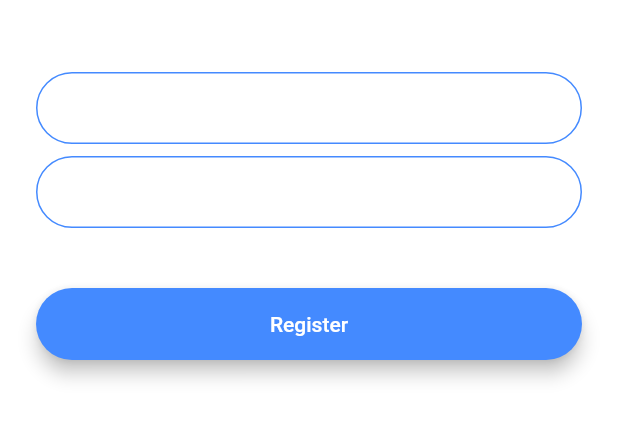
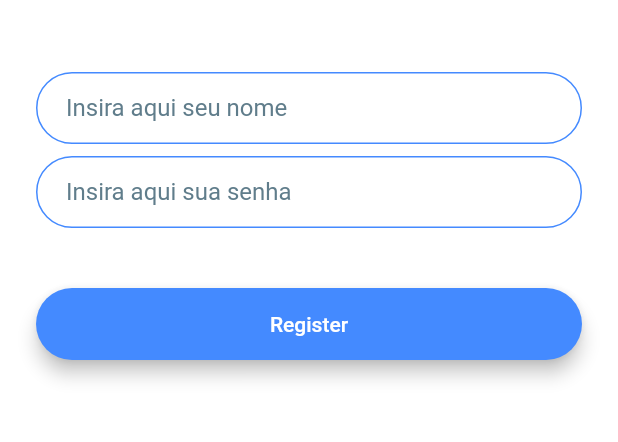
Before and after one commit to andermelo/udemy-flutter-bootcamp-with-dart, a Flutter app: the screen it shows after launch, after a tap on "Register", on a phone screen of 412 x 824 dp, the part 576-1018 px from its top. Run offline on Flutter 3.47's test engine with Material 2 defaults, Android fonts, the phone set to English and light mode, and no system bars; our stand-ins replace animated_text_kit.

Commit message:
refatorando :smile:

```diff
--- a/flash_chat/lib/constants.dart
+++ b/flash_chat/lib/constants.dart
@@ -17,3 +17,20 @@ const kMessageContainerDecoration = BoxDecoration(
     top: BorderSide(color: Colors.lightBlueAccent, width: 2.0),
   ),
 );
+
+const kTextFieldDecoration = InputDecoration(
+  hintStyle: TextStyle(color: Colors.blueGrey),
+  hintText: 'insira aqui',
+  contentPadding: EdgeInsets.symmetric(vertical: 10.0, horizontal: 20.0),
+  border: OutlineInputBorder(
+    borderRadius: BorderRadius.all(Radius.circular(32.0)),
+  ),
+  enabledBorder: OutlineInputBorder(
+    borderSide: BorderSide(color: Colors.blueAccent, width: 1.0),
+    borderRadius: BorderRadius.all(Radius.circular(32.0)),
+  ),
+  focusedBorder: OutlineInputBorder(
+    borderSide: BorderSide(color: Colors.blueAccent, width: 2.0),
+    borderRadius: BorderRadius.all(Radius.circular(32.0)),
+  ),
+);
--- a/flash_chat/lib/screens/registration_screen.dart
+++ b/flash_chat/lib/screens/registration_screen.dart
@@ -1,4 +1,6 @@
+import 'package:flash_chat/constants.dart';
 import 'package:flutter/material.dart';
+import 'package:flash_chat/widgets/MyButton.dart';
 
 class RegistrationScreen extends StatefulWidget {
   static const String id = 'registration_screen';
@@ -7,9 +9,6 @@ class RegistrationScreen extends StatefulWidget {
 }
 
 class _RegistrationScreenState extends State<RegistrationScreen>{
-
-
-
   @override
   Widget build(BuildContext context) {
     return Scaffold(
@@ -34,22 +33,7 @@ class _RegistrationScreenState extends State<RegistrationScreen>{
               onChanged: (value) {
                 //Do something with the user input.
               },
-              decoration: InputDecoration(
-                hintText: 'Enter your email',
-                contentPadding:
-                    EdgeInsets.symmetric(vertical: 10.0, horizontal: 20.0),
-                border: OutlineInputBorder(
-                  borderRadius: BorderRadius.all(Radius.circular(32.0)),
-                ),
-                enabledBorder: OutlineInputBorder(
-                  borderSide: BorderSide(color: Colors.blueAccent, width: 1.0),
-                  borderRadius: BorderRadius.all(Radius.circular(32.0)),
-                ),
-                focusedBorder: OutlineInputBorder(
-                  borderSide: BorderSide(color: Colors.blueAccent, width: 2.0),
-                  borderRadius: BorderRadius.all(Radius.circular(32.0)),
-                ),
-              ),
+              decoration: kTextFieldDecoration.copyWith(hintText: 'Insira aqui seu nome'),
             ),
             SizedBox(
               height: 8.0,
@@ -58,45 +42,12 @@ class _RegistrationScreenState extends State<RegistrationScreen>{
               onChanged: (value) {
                 //Do something with the user input.
               },
-              decoration: InputDecoration(
-                hintText: 'Enter your password',
-                contentPadding:
-                    EdgeInsets.symmetric(vertical: 10.0, horizontal: 20.0),
-                border: OutlineInputBorder(
-                  borderRadius: BorderRadius.all(Radius.circular(32.0)),
-                ),
-                enabledBorder: OutlineInputBorder(
-                  borderSide: BorderSide(color: Colors.blueAccent, width: 1.0),
-                  borderRadius: BorderRadius.all(Radius.circular(32.0)),
-                ),
-                focusedBorder: OutlineInputBorder(
-                  borderSide: BorderSide(color: Colors.blueAccent, width: 2.0),
-                  borderRadius: BorderRadius.all(Radius.circular(32.0)),
-                ),
-              ),
+              decoration: kTextFieldDecoration.copyWith(hintText: 'Insira aqui sua senha'),
             ),
             SizedBox(
               height: 24.0,
             ),
-            Padding(
-              padding: EdgeInsets.symmetric(vertical: 16.0),
-              child: Material(
-                color: Colors.blueAccent,
-                borderRadius: BorderRadius.all(Radius.circular(30.0)),
-                elevation: 5.0,
-                child: MaterialButton(
-                  onPressed: () {
-                    //Implement registration functionality.
-                  },
-                  minWidth: 200.0,
-                  height: 42.0,
-                  child: Text(
-                    'Register',
-                    style: TextStyle(color: Colors.white),
-                  ),
-                ),
-              ),
-            ),
+            MyButton(titulo: 'Register',cor: Colors.blueAccent,onPressed: (){}),
           ],
         ),
       ),
--- a/flash_chat/lib/screens/welcome_screen.dart
+++ b/flash_chat/lib/screens/welcome_screen.dart
@@ -3,6 +3,7 @@ import 'package:flash_chat/screens/login_screen.dart';
 import 'package:flash_chat/screens/registration_screen.dart';
 import 'package:flutter/cupertino.dart';
 import 'package:flutter/material.dart';
+import 'package:flash_chat/widgets/MyButton.dart';
 
 class WelcomeScreen extends StatefulWidget {
 
@@ -53,7 +54,6 @@ class _WelcomeScreenState extends State<WelcomeScreen> with SingleTickerProvider
 
   @override
   void dispose() {
-    // TODO: implement dispose
     super.dispose();
     controller.dispose();
   }
@@ -95,41 +95,15 @@ class _WelcomeScreenState extends State<WelcomeScreen> with SingleTickerProvider
             SizedBox(
               height: 48.0,
             ),
-            Padding(
-              padding: EdgeInsets.symmetric(vertical: 16.0),
-              child: Material(
-                elevation: 5.0,
-                color: Colors.lightBlueAccent,
-                borderRadius: BorderRadius.circular(30.0),
-                child: MaterialButton(
-                  onPressed: () {
-                    Navigator.pushNamed(context, LoginScreen.id);
-                  },
-                  minWidth: 200.0,
-                  height: 42.0,
-                  child: Text(
-                    'Log In',
-                  ),
-                ),
-              ),
+            MyButton(
+              cor: Colors.lightBlueAccent,
+              titulo: 'Log In',
+              onPressed: (){Navigator.pushNamed(context, LoginScreen.id);}
             ),
-            Padding(
-              padding: EdgeInsets.symmetric(vertical: 16.0),
-              child: Material(
-                color: Colors.blueAccent,
-                borderRadius: BorderRadius.circular(30.0),
-                elevation: 5.0,
-                child: MaterialButton(
-                  onPressed: () {
-                    Navigator.pushNamed(context, RegistrationScreen.id);
-                  },
-                  minWidth: 200.0,
-                  height: 42.0,
-                  child: Text(
-                    'Register',
-                  ),
-                ),
-              ),
+            MyButton(
+              cor: Colors.blueAccent,
+              titulo: 'Register',
+              onPressed: (){Navigator.pushNamed(context, RegistrationScreen.id);}
             ),
           ],
         ),
--- /dev/null
+++ b/flash_chat/lib/widgets/MyButton.dart
@@ -0,0 +1,28 @@
+import 'package:flutter/material.dart';
+
+class MyButton extends StatelessWidget {
+
+  MyButton({this.cor,this.titulo,@required this.onPressed});
+
+  final Color cor;
+  final String titulo;
+  final Function onPressed;
+
+  @override
+  Widget build(BuildContext context) {
+    return Padding(
+      padding: EdgeInsets.symmetric(vertical: 16.0),
+      child: Material(
+        elevation: 5.0,
+        color: cor,
+        borderRadius: BorderRadius.circular(30.0),
+        child: MaterialButton(
+          onPressed: onPressed,
+          minWidth: 200.0,
+          height: 42.0,
+          child: Text(titulo),
+        ),
+      ),
+    );
+  }
+}
```
